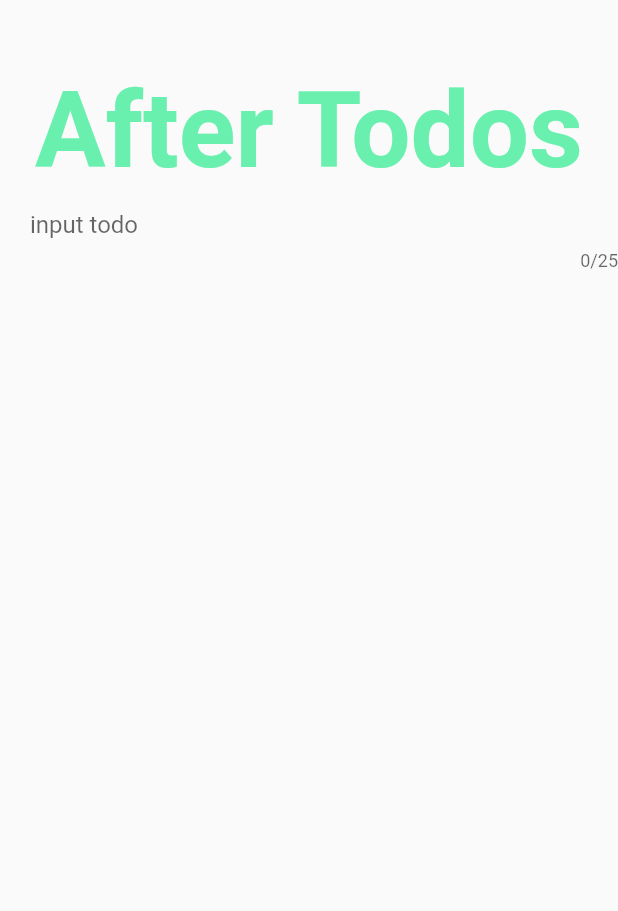
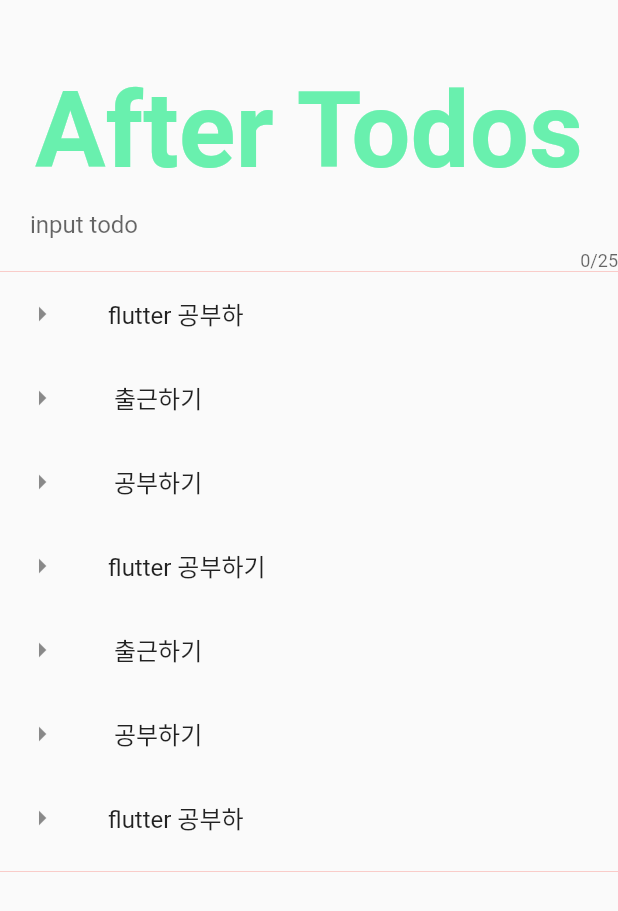
Before and after one commit to after-six/flutter-tutorial-will, a Flutter app: the screen it shows after launch, on a phone screen of 412 x 824 dp. Shown: the top 911 px of the screen. Run offline on Flutter 3.47's test engine with Material 2 defaults, Android fonts, the phone set to English and light mode, and no system bars.

Commit message:
feat : Add ListView

```diff
--- a/lib/main.dart
+++ b/lib/main.dart
@@ -21,13 +21,81 @@ class MyApp extends StatelessWidget {
                       color: Colors.greenAccent)),
             ),
             Container(
-              margin: const EdgeInsets.fromLTRB(20, 0, 0, 0),
-              child:
-                TextField(
-                  maxLength:25,
+                margin: const EdgeInsets.fromLTRB(20, 0, 0, 0),
+                child: TextField(
+                  maxLength: 25,
                   decoration: InputDecoration.collapsed(hintText: 'input todo'),
-                )
-            ),
+                )),
+            Container(
+              height: 400,
+              color: Colors.red,
+              child: Scaffold(
+                body: ListView(
+                  children: <Widget>[
+                    ListTile(
+                      leading: Icon(Icons.arrow_right),
+                      title: Text('flutter 공부하'),
+                    ),
+                    ListTile(
+                      leading: Icon(Icons.arrow_right),
+                      title: Text(' 출근하기'),
+                    ),
+                    ListTile(
+                      leading: Icon(Icons.arrow_right),
+                      title: Text(' 공부하기'),
+                    ),
+                    ListTile(
+                      leading: Icon(Icons.arrow_right),
+                      title: Text('flutter 공부하기'),
+                    ),
+                    ListTile(
+                      leading: Icon(Icons.arrow_right),
+                      title: Text(' 출근하기'),
+                    ),
+                    ListTile(
+                      leading: Icon(Icons.arrow_right),
+                      title: Text(' 공부하기'),
+                    ),
+                    ListTile(
+                      leading: Icon(Icons.arrow_right),
+                      title: Text('flutter 공부하'),
+                    ),
+                    ListTile(
+                      leading: Icon(Icons.arrow_right),
+                      title: Text(' 출근하기'),
+                    ),
+                    ListTile(
+                      leading: Icon(Icons.arrow_right),
+                      title: Text(' 공부하기'),
+                    ),
+                    ListTile(
+                      leading: Icon(Icons.arrow_right),
+                      title: Text('flutter 공부하기'),
+                    ),
+                    ListTile(
+                      leading: Icon(Icons.arrow_right),
+                      title: Text(' 출근하기'),
+                    ),
+                    ListTile(
+                      leading: Icon(Icons.arrow_right),
+                      title: Text(' 공부하기'),
+                    ),
+                    ListTile(
+                      leading: Icon(Icons.arrow_right),
+                      title: Text('flutter 공부하'),
+                    ),
+                    ListTile(
+                      leading: Icon(Icons.arrow_right),
+                      title: Text(' 출근하기'),
+                    ),
+                    ListTile(
+                      leading: Icon(Icons.arrow_right),
+                      title: Text(' 공부하기'),
+                    ),
+                  ],
+                ),
+              ),
+            )
           ],
         ),
       ),
```
